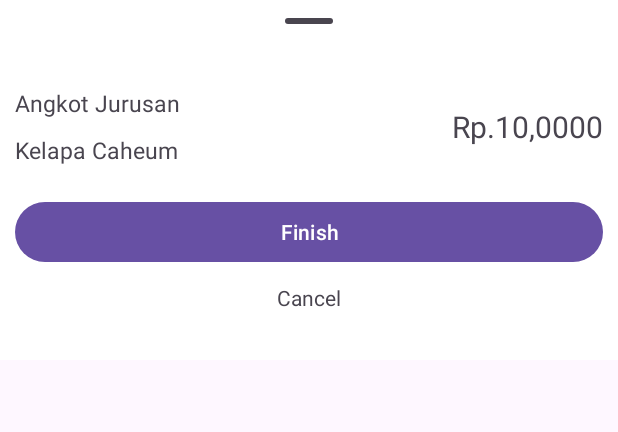
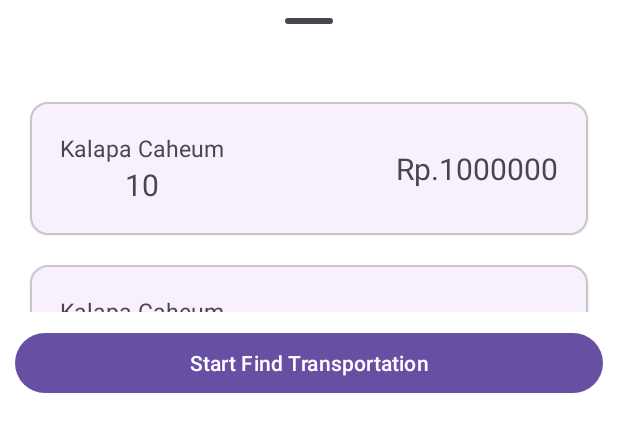
Before and after one commit to Jakas-Technologies/JAKAS-For-Passenger, an Android app: the layout bottom_sheet_map_state.xml on its own in the app's theme, with its tools: preview values and no code run, on a phone screen of 412 x 824 dp. Shown: the top 432 px of the screen. Run offline under Robolectric (Android 15) with nearby library versions, the phone set to English and light mode, and no system bars.

Commit message:
rv ready

```diff
--- a/app/src/main/java/com/miftah/jakasforpassenger/ui/maps/AngkotDepartmentAdapter.kt
+++ b/app/src/main/java/com/miftah/jakasforpassenger/ui/maps/AngkotDepartmentAdapter.kt
@@ -14,7 +14,8 @@ class AngkotDepartmentAdapter(val onClick: (Angkot) -> Unit) :
     inner class ViewHolder(val binding: ItemDepartmentAngkotBinding) :
         RecyclerView.ViewHolder(binding.root) {
         fun bind(angkot : Angkot) {
-
+            binding.keyAngkotPlat.text = angkot.id.toString()
+            binding.keyAngkotDirection.text = angkot.department
         }
     }
 
--- a/app/src/main/java/com/miftah/jakasforpassenger/ui/maps/MapsActivity.kt
+++ b/app/src/main/java/com/miftah/jakasforpassenger/ui/maps/MapsActivity.kt
@@ -123,7 +123,8 @@ class MapsActivity : AppCompatActivity(), OnMapReadyCallback, GoogleMap.OnMapCli
 
         includeSearchbar = findViewById(R.id.search_position_inc)
 
-        autocompleteBottomSheetBehavior = BottomSheetBehavior.from(findViewById(R.id.autocomplete_inc))
+        autocompleteBottomSheetBehavior =
+            BottomSheetBehavior.from(findViewById(R.id.autocomplete_inc))
         paymentBottomSheetBehavior = BottomSheetBehavior.from(findViewById(R.id.payment_state_inc))
 
         autocompleteBehaviour()
@@ -196,7 +197,7 @@ class MapsActivity : AppCompatActivity(), OnMapReadyCallback, GoogleMap.OnMapCli
 
         viewModel.isPointFilled.observe(this) { isFilled ->
             if (isFilled) {
-//                angkotDirectionRv()
+                angkotDirectionRv()
                 this.isFilled = isFilled
                 paymentBehaviour()
                 findRoute()
@@ -245,13 +246,14 @@ class MapsActivity : AppCompatActivity(), OnMapReadyCallback, GoogleMap.OnMapCli
     }
 
     private fun angkotDirectionRv() {
+        val linearLayoutManager = LinearLayoutManager(this)
+        binding.paymentStateInc.rvAngkotDirection.layoutManager = linearLayoutManager
         viewModel.findAngkotBaseOnPositionAndDestination(
             nameDestination[MapObjective.POSITION.name] as SerializableDestination,
             nameDestination[MapObjective.DESTINATION.name] as SerializableDestination
         ).observe(this) { result ->
             val adapter = AngkotDepartmentAdapter(
                 onClick = { angkot ->
-//                    binding.tvPrice.text = angkot.price.toString()
                     angkotChoice = angkot
                 }
             )
@@ -259,7 +261,7 @@ class MapsActivity : AppCompatActivity(), OnMapReadyCallback, GoogleMap.OnMapCli
                 is Result.Success -> {
                     binding.progressBar.visibility = View.GONE
                     adapter.submitList(result.data)
-//                    binding.rvDepartmentAngkot.adapter = adapter
+                    binding.paymentStateInc.rvAngkotDirection.adapter = adapter
                 }
 
                 is Result.Loading -> {
--- a/app/src/main/res/layout/bottom_sheet_map_state.xml
+++ b/app/src/main/res/layout/bottom_sheet_map_state.xml
@@ -26,7 +26,7 @@
         android:layout_height="wrap_content"
         android:orientation="horizontal"
         android:padding="10dp"
-        android:visibility="visible"
+        android:visibility="gone"
         app:layout_constraintEnd_toEndOf="parent"
         app:layout_constraintStart_toStartOf="parent"
         app:layout_constraintTop_toBottomOf="@+id/drag_handle">
@@ -77,7 +77,7 @@
         android:visibility="gone"
         app:layout_constraintEnd_toStartOf="@+id/btn_scan_find"
         app:layout_constraintStart_toStartOf="parent"
-        app:layout_constraintTop_toBottomOf="@+id/payment_has_selected_container"/>
+        app:layout_constraintTop_toBottomOf="@+id/payment_has_selected_container" />
 
     <Button
         android:id="@+id/btn_scan_find"
@@ -85,11 +85,10 @@
         android:layout_height="wrap_content"
         android:layout_margin="10dp"
         android:text="Scan QR"
-        android:visibility="visible"
+        android:visibility="gone"
         app:layout_constraintEnd_toEndOf="parent"
         app:layout_constraintStart_toEndOf="@+id/btn_cancel_find"
-        app:layout_constraintTop_toBottomOf="@+id/payment_has_selected_container"
-        tools:visibility="gone" />
+        app:layout_constraintTop_toBottomOf="@+id/payment_has_selected_container" />
 
     <!-- Setelah scan QR  -->
     <Button
@@ -98,11 +97,10 @@
         android:layout_height="wrap_content"
         android:layout_margin="10dp"
         android:text="Finish"
-        android:visibility="visible"
+        android:visibility="gone"
         app:layout_constraintEnd_toEndOf="parent"
         app:layout_constraintStart_toStartOf="parent"
-        app:layout_constraintTop_toBottomOf="@+id/payment_has_selected_container"
-        tools:visibility="visible" />
+        app:layout_constraintTop_toBottomOf="@+id/payment_has_selected_container" />
 
     <TextView
         android:id="@+id/btn_cancel_payment"
@@ -110,10 +108,10 @@
         android:layout_height="wrap_content"
         android:layout_marginTop="10dp"
         android:text="Cancel"
-        app:layout_constraintTop_toBottomOf="@+id/btn_finish_payment"
+        android:visibility="gone"
         app:layout_constraintEnd_toEndOf="parent"
         app:layout_constraintStart_toStartOf="parent"
-        android:visibility="visible"/>
+        app:layout_constraintTop_toBottomOf="@+id/btn_finish_payment" />
 
     <!-- hilang setelah di confirm -->
     <androidx.recyclerview.widget.RecyclerView
@@ -121,11 +119,12 @@
         android:layout_width="0dp"
         android:layout_height="150dp"
         android:layout_margin="10dp"
+        android:visibility="gone"
         app:layout_constraintEnd_toEndOf="parent"
         app:layout_constraintStart_toStartOf="parent"
         app:layout_constraintTop_toBottomOf="@+id/drag_handle"
         tools:listitem="@layout/item_department_angkot"
-        android:visibility="gone"/>
+        tools:visibility="visible"/>
 
     <Button
         android:id="@+id/btn_confirm_find"
@@ -133,10 +132,10 @@
         android:layout_height="wrap_content"
         android:layout_margin="10dp"
         android:text="Start Find Transportation"
-        android:visibility="visible"
+        android:visibility="gone"
         app:layout_constraintEnd_toEndOf="parent"
         app:layout_constraintStart_toStartOf="parent"
         app:layout_constraintTop_toBottomOf="@+id/rv_angkot_direction"
-        tools:visibility="gone" />
+        tools:visibility="visible"/>
 
 </androidx.constraintlayout.widget.ConstraintLayout>
```
